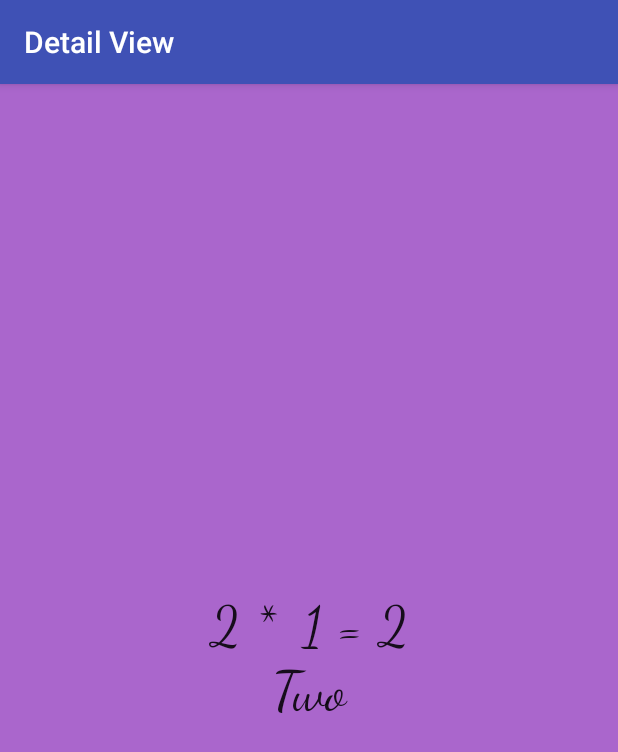
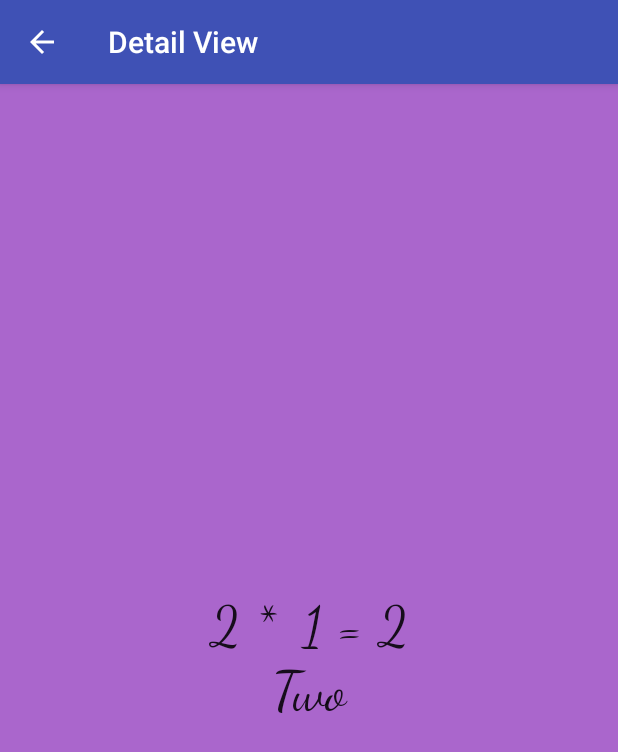
Before and after one commit to SURENDER14/Tables, an Android app: the screen it shows after launch (DetailNumber), after a tap on an icon or button, on a phone screen of 412 x 824 dp. Shown: the top 752 px of the screen. Run offline under Robolectric (Android 15) with nearby library versions, the phone set to English and light mode, and no system bars.

```diff
--- a/app/src/main/java/e/sura23/tables2/DetailNumber.java
+++ b/app/src/main/java/e/sura23/tables2/DetailNumber.java
@@ -1,9 +1,11 @@
 package e.sura23.tables2;
 
 import android.content.Intent;
+import android.support.v4.app.NavUtils;
 import android.support.v7.app.ActionBar;
 import android.support.v7.app.AppCompatActivity;
 import android.os.Bundle;
+import android.view.MenuItem;
 import android.widget.TextView;
 
 public class DetailNumber extends AppCompatActivity {
@@ -16,6 +18,8 @@ public class DetailNumber extends AppCompatActivity {
         setContentView (R.layout.detail_number);
         mDetail_number_table = (TextView) findViewById (R.id.tv_detail_number_table);
 
+        ActionBar actionBar = this.getSupportActionBar ();
+        actionBar.setDisplayHomeAsUpEnabled (true);
 
         Intent intent = getIntent ();
         if (intent.hasExtra (Intent.EXTRA_TEXT)) {
@@ -24,5 +28,14 @@ public class DetailNumber extends AppCompatActivity {
             setText = setText + "\n" + Table.textTwoTable ();
             mDetail_number_table.setText (setText);
         }
+
+    }
+
+    public boolean onOptionsItemSelected(MenuItem item) {
+        int id = item.getItemId ();
+        if (id == R.id.home) {
+            NavUtils.navigateUpFromSameTask (this);
+        }
+        return super.onOptionsItemSelected (item);
     }
 }
--- a/app/src/main/java/e/sura23/tables2/MainActivity.java
+++ b/app/src/main/java/e/sura23/tables2/MainActivity.java
@@ -1,19 +1,23 @@
 package e.sura23.tables2;
 
 import android.content.Intent;
+import android.content.SharedPreferences;
+import android.preference.PreferenceManager;
 import android.support.v7.app.AppCompatActivity;
 import android.os.Bundle;
 import android.support.v7.widget.LinearLayoutManager;
 import android.support.v7.widget.RecyclerView;
+import android.util.Log;
 import android.view.Menu;
 import android.view.MenuInflater;
 import android.view.MenuItem;
 
-public class MainActivity extends AppCompatActivity implements TableAdapter.ListItemClickListener {
+public class MainActivity extends AppCompatActivity implements TableAdapter.ListItemClickListener, SharedPreferences.OnSharedPreferenceChangeListener {
 
+    boolean textTableVisiblity;
+    String TAG = MainActivity.class.getSimpleName ();
     private RecyclerView mRecyclerView;
     private TableAdapter mTableAdapter;
-
 
     @Override
     protected void onCreate(Bundle savedInstanceState) {
@@ -23,8 +27,11 @@ public class MainActivity extends AppCompatActivity implements TableAdapter.List
 
         LinearLayoutManager layoutManager = new LinearLayoutManager (this);
         mRecyclerView.setLayoutManager (layoutManager);
-
-        mTableAdapter = new TableAdapter (this);
+        SharedPreferences sharedPreferences = PreferenceManager.getDefaultSharedPreferences (this);
+        textTableVisiblity = sharedPreferences.getBoolean (getString (R.string.pref_key), false);
+        Log.d (TAG, String.valueOf (textTableVisiblity));
+        sharedPreferences.registerOnSharedPreferenceChangeListener (this);
+        mTableAdapter = new TableAdapter (this, textTableVisiblity);
         mRecyclerView.setAdapter (mTableAdapter);
 
 
@@ -56,4 +63,22 @@ public class MainActivity extends AppCompatActivity implements TableAdapter.List
         return super.onOptionsItemSelected (item);
     }
 
+    @Override
+    public void onSharedPreferenceChanged(SharedPreferences sharedPreferences, String key) {
+        if (key.equals (getString (R.string.pref_key))) {
+            textTableVisiblity = sharedPreferences.getBoolean (key, true);
+            mTableAdapter = new TableAdapter (this, textTableVisiblity);
+            mRecyclerView.setAdapter (mTableAdapter);
+            Log.d (TAG, String.valueOf (textTableVisiblity));
+
+        }
+    }
+
+    @Override
+    protected void onDestroy() {
+
+        super.onDestroy ();
+        PreferenceManager.getDefaultSharedPreferences (this).unregisterOnSharedPreferenceChangeListener (this);
+    }
+
 }
--- a/app/src/main/java/e/sura23/tables2/TableAdapter.java
+++ b/app/src/main/java/e/sura23/tables2/TableAdapter.java
@@ -4,6 +4,7 @@ import android.content.Context;
 import android.content.SharedPreferences;
 import android.support.annotation.NonNull;
 import android.support.v7.widget.RecyclerView;
+import android.util.Log;
 import android.view.LayoutInflater;
 import android.view.View;
 import android.view.ViewGroup;
@@ -17,9 +18,12 @@ public class TableAdapter extends RecyclerView.Adapter<TableAdapter.NumberListIt
 
     int itemCount = 15;
     ListItemClickListener mListItemClickListener;
+    boolean TextTableVisiblity;
+    String TAG = TableAdapter.class.getSimpleName ();
 
-    TableAdapter(ListItemClickListener itemClickListener) {
+    TableAdapter(ListItemClickListener itemClickListener, boolean textTableVisiblity) {
         mListItemClickListener = itemClickListener;
+        TextTableVisiblity = textTableVisiblity;
     }
 
     @NonNull
@@ -31,6 +35,12 @@ public class TableAdapter extends RecyclerView.Adapter<TableAdapter.NumberListIt
         boolean shouldAttachToParentImmediately = false;
         View view = Inflater.inflate (layoutIDForTableListItem, parent, shouldAttachToParentImmediately);
         NumberListItem numberListItem = new NumberListItem (view);
+        if (TextTableVisiblity == true) {
+            numberListItem.mTextTwoTable.setVisibility (View.VISIBLE);
+        } else {
+            numberListItem.mTextTwoTable.setVisibility (View.INVISIBLE);
+        }
+        Log.d (TAG, String.valueOf (TextTableVisiblity));
         return numberListItem;
     }
 
@@ -50,7 +60,7 @@ public class TableAdapter extends RecyclerView.Adapter<TableAdapter.NumberListIt
 
     }
 
-    public class NumberListItem extends RecyclerView.ViewHolder implements View.OnClickListener, SharedPreferences.OnSharedPreferenceChangeListener {
+    public class NumberListItem extends RecyclerView.ViewHolder implements View.OnClickListener {
 
         private TextView mNumberTwotable;
         private TextView mTextTwoTable;
@@ -74,10 +84,5 @@ public class TableAdapter extends RecyclerView.Adapter<TableAdapter.NumberListIt
             mListItemClickListener.onListItemClick (adapterPosition);
 
         }
-
-        @Override
-        public void onSharedPreferenceChanged(SharedPreferences sharedPreferences, String s) {
-
-        }
     }
 }
--- a/app/src/main/res/layout/table_list_item.xml
+++ b/app/src/main/res/layout/table_list_item.xml
@@ -19,7 +19,9 @@
         android:id="@+id/tv_text_two_table"
         android:layout_width="wrap_content"
         android:layout_height="wrap_content"
-        android:textAppearance="@style/TextAppearance.AppCompat"
+        android:fontFamily="monospace"
+        android:text="test"
+        android:textAppearance="@android:style/TextAppearance.DeviceDefault.Large"
         android:textSize="18sp" />
 
     <View
--- a/app/src/main/res/values/strings.xml
+++ b/app/src/main/res/values/strings.xml
@@ -4,4 +4,5 @@
     <string name="display_text">Show in Words</string>
     <string name="hidden">Hidden</string>
     <string name="Shown">Shown</string>
+    <string name="pref_key">display_text</string>
 </resources>
--- a/app/src/main/res/xml/pref_fragment.xml
+++ b/app/src/main/res/xml/pref_fragment.xml
@@ -4,7 +4,7 @@
 
 
         android:defaultValue="true"
-        android:key="display_text"
+        android:key="@string/pref_key"
         android:summaryOff="hidden"
         android:summaryOn="shown"
         android:title="@string/display_text" />
```
Also changed, not shown: app/src/main/AndroidManifest.xml (+5 -2 lines).
